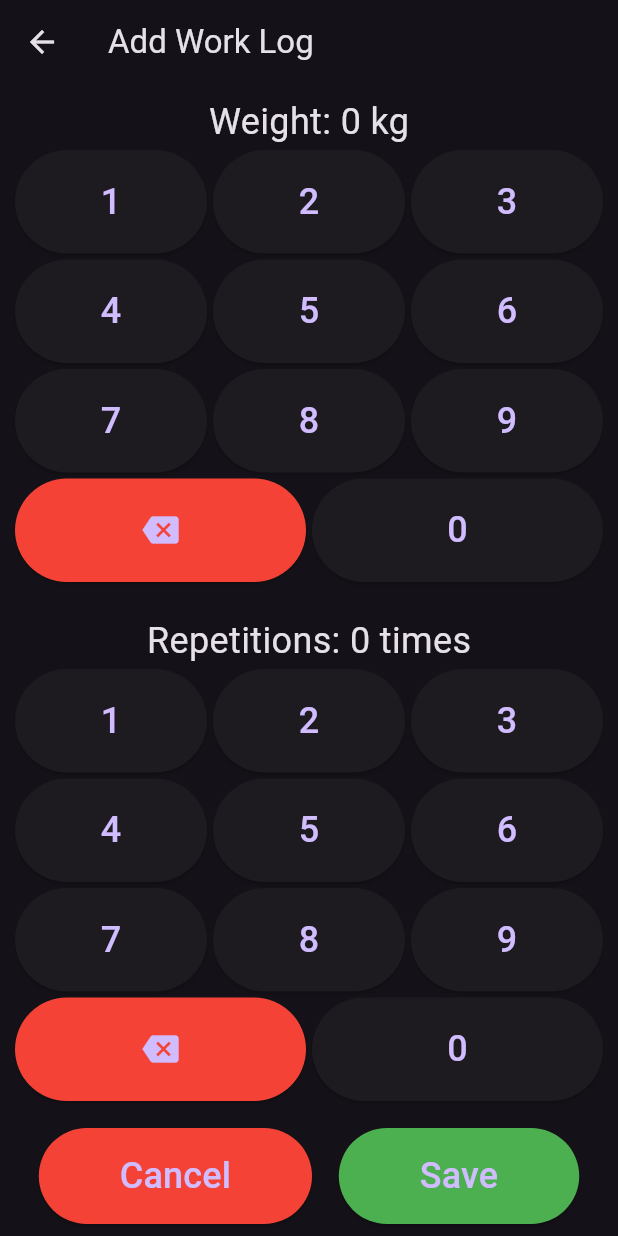
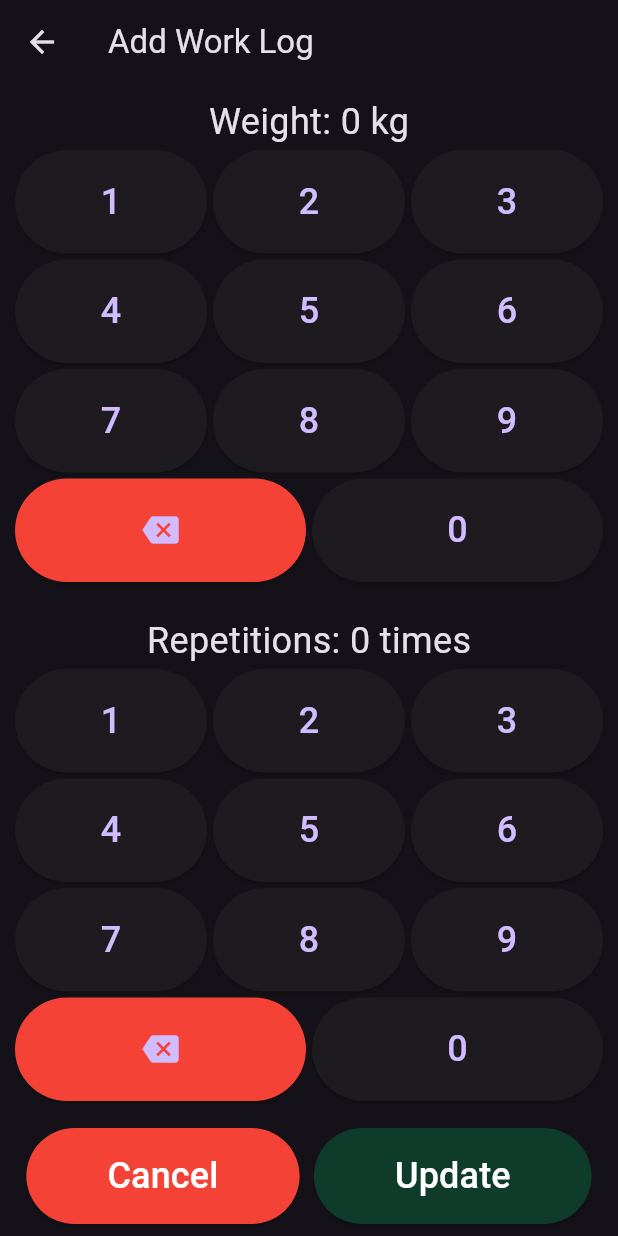
Before and after one commit to uncaged-coder/work_log_fit, a Flutter app: the AddWorkLogScreen screen opened directly with empty values, on a phone screen of 412 x 824 dp. Run offline on Flutter 3.47's test engine with Material 3 defaults, Android fonts, the phone set to English and light mode, and no system bars; our stand-ins replace hive, hive_flutter; accounts and stored records are empty; generated files the repository leaves out were written again.

Commit message:
Make log updatable
Signed-off-by: Uncaged Coder <uncaged-coder@proton.me>

```diff
--- a/lib/main.dart
+++ b/lib/main.dart
@@ -9,6 +9,7 @@ import 'package:work_log_fit/models/exercise.dart';
 import 'package:work_log_fit/models/work_log_entry.dart';
 import 'screens/programs_list_screen.dart';
 import 'timer.dart';
+import 'settings.dart';
 
 void main() async {
   final GlobalTimerManager globalTimerManager = GlobalTimerManager();
@@ -55,7 +56,7 @@ class WorkLogFitApp extends StatelessWidget {
     return MaterialApp(
       title: 'WorkLogFit',
       theme: ThemeData.dark().copyWith(
-        primaryColor: Color.fromRGBO(60, 0, 128, 1),
+        primaryColor: themeColor,
       ),
       home: ProgramsListScreen(),
     );
--- a/lib/models/exercise.dart
+++ b/lib/models/exercise.dart
@@ -17,12 +17,15 @@ class Exercise extends HiveEntity {
   @HiveField(3)
   int programId;
 
-  Exercise(
-      {required this.name,
-      this.programId = 0,
-      required this.muscleGroup,
-      this.image = ''})
-      : super();
+  bool customExercise;
+
+  Exercise({
+    required this.name,
+    this.programId = 0,
+    required this.muscleGroup,
+    this.image = '',
+    this.customExercise = false,
+  }) : super();
 
   @override
   bool useImage() {
--- a/lib/models/work_log_entry.dart
+++ b/lib/models/work_log_entry.dart
@@ -6,10 +6,10 @@ part 'work_log_entry.g.dart';
 @HiveType(typeId: HiveTypeIds.workLogEntry)
 class WorkLogEntry extends HiveEntity {
   @HiveField(0)
-  final int weight;
+  int weight;
 
   @HiveField(1)
-  final int repetitions;
+  int repetitions;
 
   @HiveField(2)
   final DateTime date;
--- a/lib/screens/add_work_log_screen.dart
+++ b/lib/screens/add_work_log_screen.dart
@@ -1,21 +1,32 @@
 import 'package:flutter/material.dart';
 import 'package:work_log_fit/models/work_log_entry.dart';
+import 'package:work_log_fit/settings.dart';
 
 class AddWorkLogScreen extends StatefulWidget {
+  final WorkLogEntry? existingEntry;
   final exerciseId;
+  final bool update;
 
-  AddWorkLogScreen(this.exerciseId);
+  AddWorkLogScreen(
+      {this.existingEntry, required this.exerciseId, this.update = false});
 
   @override
-  _AddWorkLogScreenState createState() => _AddWorkLogScreenState(exerciseId);
+  _AddWorkLogScreenState createState() => _AddWorkLogScreenState();
 }
 
 class _AddWorkLogScreenState extends State<AddWorkLogScreen> {
-  final exerciseId;
-  String weight = '0';
-  String repetitions = '0';
+  late String weight;
+  late String repetitions;
+  String saveText = 'Save';
 
-  _AddWorkLogScreenState(this.exerciseId);
+  _AddWorkLogScreenState();
+
+  void initState() {
+    super.initState();
+    weight = widget.existingEntry?.weight.toString() ?? '0';
+    repetitions = widget.existingEntry?.repetitions.toString() ?? '0';
+    saveText = 'Update';
+  }
 
   void addNumber(String number, String type) {
     setState(() {
@@ -57,8 +68,7 @@ class _AddWorkLogScreenState extends State<AddWorkLogScreen> {
           onPressed: () => addNumber(number, type),
           child: Text(number, style: TextStyle(fontSize: 24)),
           style: ElevatedButton.styleFrom(
-            minimumSize: Size(
-                double.infinity, double.infinity), // Make the button expand
+            minimumSize: Size(double.infinity, double.infinity),
           ),
         ),
       ),
@@ -73,9 +83,8 @@ class _AddWorkLogScreenState extends State<AddWorkLogScreen> {
           onPressed: () => deleteNumber(type),
           child: Icon(Icons.backspace, size: 24),
           style: ElevatedButton.styleFrom(
-            primary: Colors.red, // Background color
-            minimumSize: Size(
-                double.infinity, double.infinity), // Make the button expand
+            primary: themeRed, // Background color
+            minimumSize: Size(double.infinity, double.infinity),
           ),
         ),
       ),
@@ -167,7 +176,8 @@ class _AddWorkLogScreenState extends State<AddWorkLogScreen> {
                   child: Padding(
                     padding: const EdgeInsets.symmetric(
                         vertical: 15.0, horizontal: 30.0),
-                    child: Text('Cancel', style: TextStyle(fontSize: 24)),
+                    child: Text('Cancel',
+                        style: TextStyle(fontSize: 24, color: Colors.white)),
                   ),
                   style: ElevatedButton.styleFrom(
                     primary: Colors.red, // Cancel button color
@@ -176,21 +186,32 @@ class _AddWorkLogScreenState extends State<AddWorkLogScreen> {
                 ElevatedButton(
                   // Save functionality
                   onPressed: () {
-                    final workLog = WorkLogEntry(
-                      weight: int.tryParse(weight) ?? 0,
-                      repetitions: int.tryParse(repetitions) ?? 0,
-                      date: DateTime.now(),
-                      exerciseId: exerciseId,
-                    );
+                    WorkLogEntry workLog;
+                    if (widget.update && widget.existingEntry != null) {
+                      // Update existing entry
+                      workLog = widget
+                          .existingEntry!; //WorkLogEntry.clone(widget.existingEntry!);
+                      workLog.repetitions = int.tryParse(repetitions) ?? 0;
+                      workLog.weight = int.tryParse(weight) ?? 0;
+                    } else {
+                      // Create new entry
+                      workLog = WorkLogEntry(
+                        weight: int.tryParse(weight) ?? 0,
+                        repetitions: int.tryParse(repetitions) ?? 0,
+                        date: DateTime.now(),
+                        exerciseId: widget.exerciseId,
+                      );
+                    }
                     Navigator.pop(context, workLog);
                   },
                   child: Padding(
                     padding: const EdgeInsets.symmetric(
                         vertical: 15.0, horizontal: 30.0),
-                    child: Text('Save', style: TextStyle(fontSize: 24)),
+                    child: Text(saveText,
+                        style: TextStyle(fontSize: 24, color: Colors.white)),
                   ),
                   style: ElevatedButton.styleFrom(
-                    primary: Colors.green, // Save button color
+                    primary: themeColor, // Save button color
                   ),
                 ),
               ],
--- a/lib/screens/exercises_list_screen.dart
+++ b/lib/screens/exercises_list_screen.dart
@@ -12,6 +12,7 @@ class ExerciseListScreen extends BaseListScreen<Exercise> {
           button1Name: 'Custom exercise',
           button1Icon: 'fitness_center',
           enableDeleteButton: false,
+          enableAddButton: false,
         );
 
   @override
@@ -154,4 +155,9 @@ class _ExerciseListScreenState extends BaseListScreenState<Exercise> {
   void itemSelected(BuildContext context, Exercise item) {
     Navigator.pop(context, item);
   }
+
+  @override
+  void showAddItemDialog(BuildContext context) async {
+    print("show add item");
+  }
 }
--- /dev/null
+++ b/lib/settings.dart
@@ -0,0 +1,5 @@
+import 'package:flutter/material.dart';
+
+const themeColor = Color.fromRGBO(15, 59, 42, 1);
+const themeColor2 = Color.fromRGBO(80, 200, 120, 1);
+const themeRed = Colors.red;
```
Also changed, not shown: lib/screens/exercise_log_screen.dart (+51 -9 lines), lib/screens/list_screen_base.dart (+34 -19 lines).
